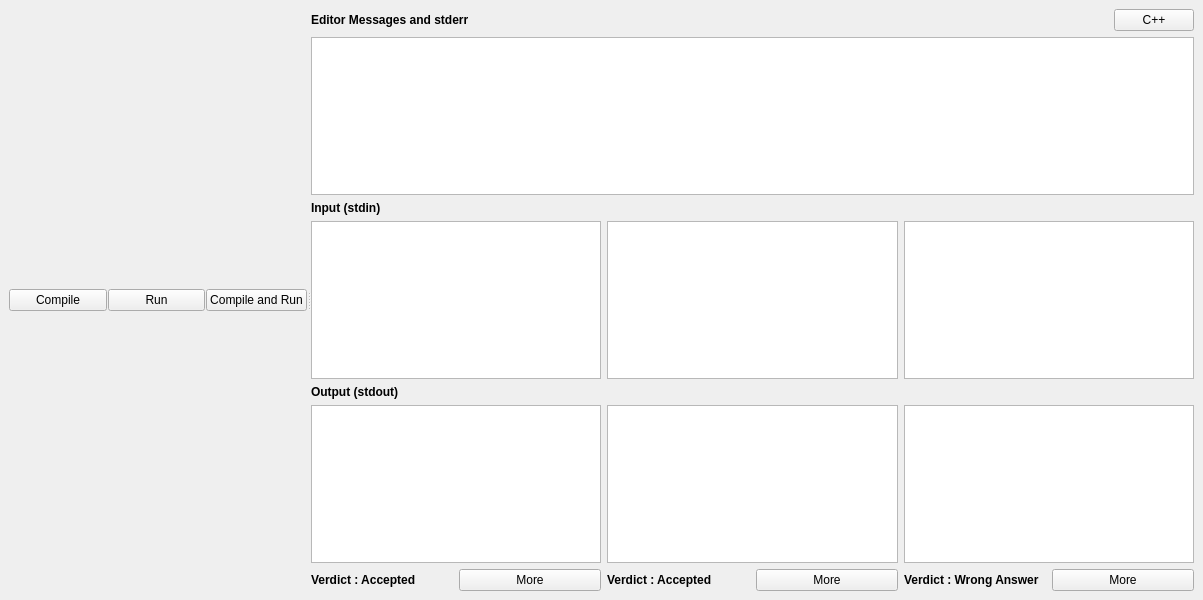
Old version of the form ui/mainwindow.ui in the repository cpeditor/cpeditor.
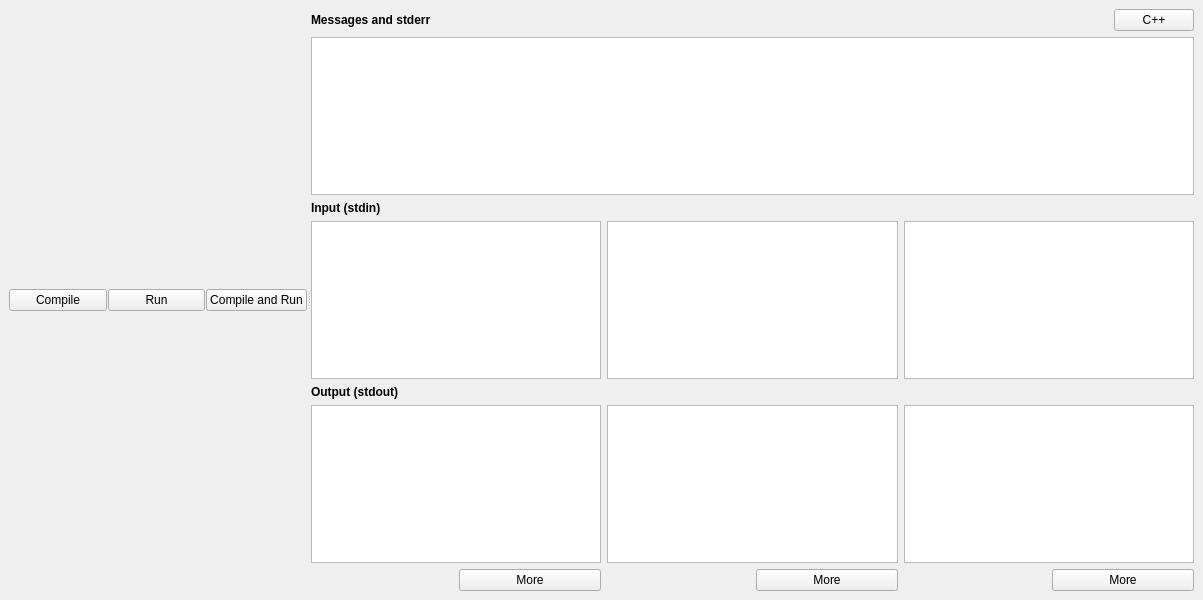
New version of the form.

Commit message:
Make application more flexible and re-sizeable
The input and output boxes had a minimum size contraints
that has been lifted and now they can be resized to smallest possible
size, this makes default window small and also gives you more space for
code on display with larger sizes. This commit also fixes #93 and fixes #88

What changed in the file:
```diff
--- a/ui/mainwindow.ui
+++ b/ui/mainwindow.ui
@@ -76,23 +76,10 @@
                </font>
               </property>
               <property name="text">
-               <string>Editor Messages and stderr</string>
+               <string>Messages and stderr</string>
               </property>
              </widget>
             </item>
-            <item>
-             <spacer name="horizontalSpacer_4">
-              <property name="orientation">
-               <enum>Qt::Horizontal</enum>
-              </property>
-              <property name="sizeHint" stdset="0">
-               <size>
-                <width>40</width>
-                <height>20</height>
-               </size>
-              </property>
-             </spacer>
-            </item>
             <item>
              <spacer name="horizontalSpacer_3">
               <property name="orientation">
@@ -106,32 +93,6 @@
               </property>
              </spacer>
             </item>
-            <item>
-             <spacer name="horizontalSpacer_2">
-              <property name="orientation">
-               <enum>Qt::Horizontal</enum>
-              </property>
-              <property name="sizeHint" stdset="0">
-               <size>
-                <width>40</width>
-                <height>20</height>
-               </size>
-              </property>
-             </spacer>
-            </item>
-            <item>
-             <spacer name="horizontalSpacer">
-              <property name="orientation">
-               <enum>Qt::Horizontal</enum>
-              </property>
-              <property name="sizeHint" stdset="0">
-               <size>
-                <width>40</width>
-                <height>20</height>
-               </size>
-              </property>
-             </spacer>
-            </item>
             <item>
              <widget class="QPushButton" name="changeLanguageButton">
               <property name="sizePolicy">
@@ -259,6 +220,12 @@
                <layout class="QHBoxLayout" name="horizontalLayout_3">
                 <item>
                  <widget class="QLabel" name="out1_verdict">
+                  <property name="sizePolicy">
+                   <sizepolicy hsizetype="Minimum" vsizetype="Preferred">
+                    <horstretch>0</horstretch>
+                    <verstretch>0</verstretch>
+                   </sizepolicy>
+                  </property>
                   <property name="font">
                    <font>
                     <weight>75</weight>
@@ -266,7 +233,7 @@
                    </font>
                   </property>
                   <property name="text">
-                   <string>Verdict : Accepted</string>
+                   <string/>
                   </property>
                  </widget>
                 </item>
@@ -303,6 +270,12 @@
                <layout class="QHBoxLayout" name="horizontalLayout_4">
                 <item>
                  <widget class="QLabel" name="out2_verdict">
+                  <property name="sizePolicy">
+                   <sizepolicy hsizetype="Minimum" vsizetype="Preferred">
+                    <horstretch>0</horstretch>
+                    <verstretch>0</verstretch>
+                   </sizepolicy>
+                  </property>
                   <property name="font">
                    <font>
                     <weight>75</weight>
@@ -310,7 +283,7 @@
                    </font>
                   </property>
                   <property name="text">
-                   <string>Verdict : Accepted</string>
+                   <string/>
                   </property>
                  </widget>
                 </item>
@@ -347,6 +320,12 @@
                <layout class="QHBoxLayout" name="horizontalLayout_5">
                 <item>
                  <widget class="QLabel" name="out3_verdict">
+                  <property name="sizePolicy">
+                   <sizepolicy hsizetype="Minimum" vsizetype="Preferred">
+                    <horstretch>0</horstretch>
+                    <verstretch>0</verstretch>
+                   </sizepolicy>
+                  </property>
                   <property name="font">
                    <font>
                     <weight>75</weight>
@@ -354,7 +333,7 @@
                    </font>
                   </property>
                   <property name="text">
-                   <string>Verdict : Wrong Answer</string>
+                   <string/>
                   </property>
                  </widget>
                 </item>
```
Left out of the diff: 32 changed lines with no effect on the pictures. The commit also changes 1 other file.
